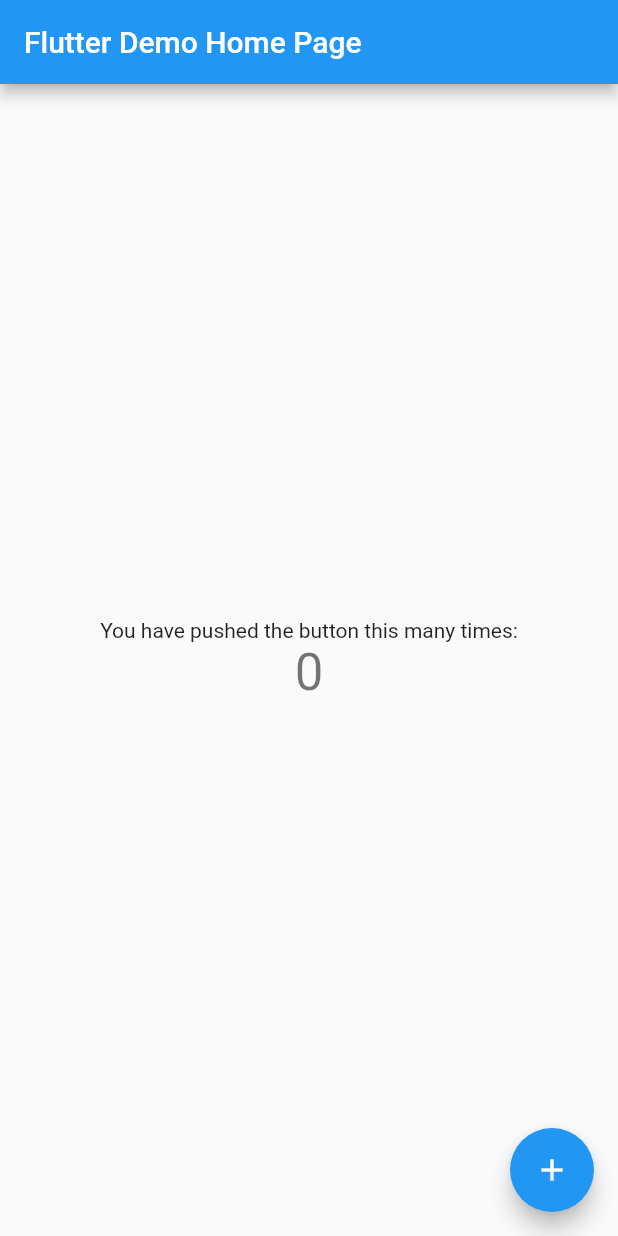
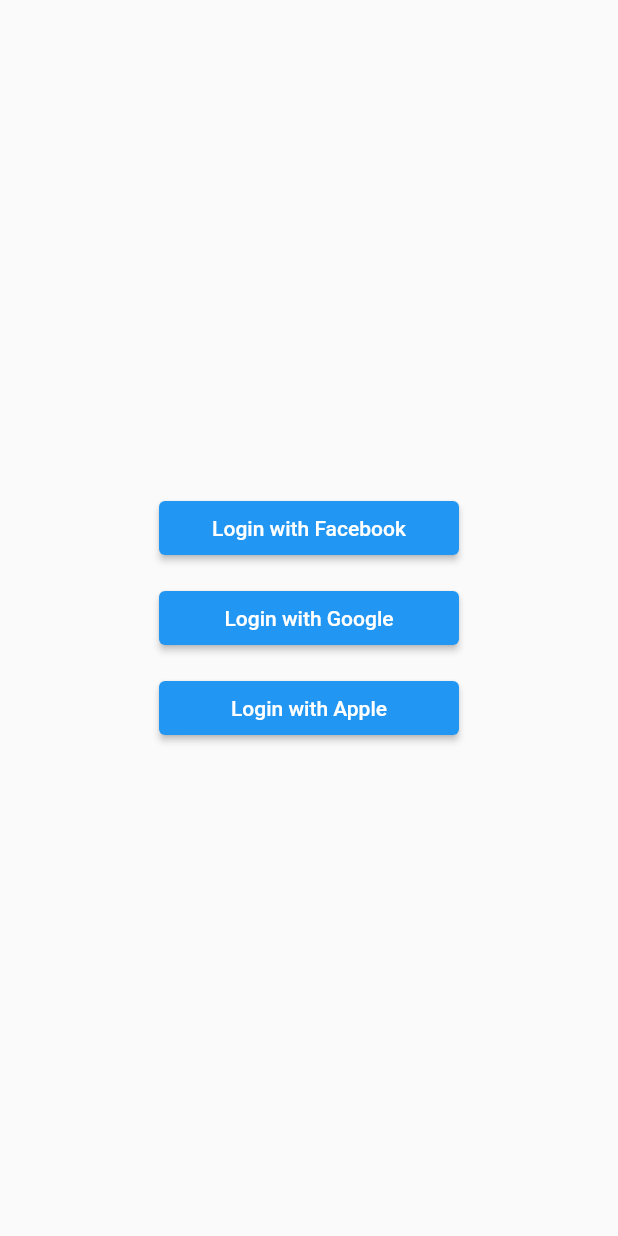
Before and after one commit to MarkoMajamaki/Authentication-Demo, a Flutter app: the screen it shows after launch, on a phone screen of 412 x 824 dp. Run offline on Flutter 3.47's test engine with Material 2 defaults, Android fonts, the phone set to English and light mode, and no system bars; our stand-ins replace flutter_dotenv.

Commit message:
Continue Facebook login

```diff
--- /dev/null
+++ b/frontend/lib/facebook/profile.dart
@@ -0,0 +1,33 @@
+class Profile {
+  final String id;
+  final String firstName;
+  final String lastName;
+  final String email;
+  final Picture picture;
+
+  Profile.fromMap(Map<String, dynamic> json)
+      : id = json['id'],
+        firstName = json["first_name"],
+        lastName = json["last_name"],
+        email = json["email"],
+        picture = Picture.fromMap(json["picture"]);
+}
+
+class Picture {
+  final Data data;
+  Picture.fromMap(Map<String, dynamic> json)
+      : data = Data.fromMap(json["data"]);
+}
+
+class Data {
+  final int height;
+  final int width;
+  final String url;
+  final bool isSilhouette;
+
+  Data.fromMap(Map<String, dynamic> json)
+      : height = json["height"],
+        width = json["width"],
+        url = json["url"],
+        isSilhouette = json["is_silhouette"];
+}
--- /dev/null
+++ b/frontend/lib/facebook/token.dart
@@ -0,0 +1,10 @@
+class Token {
+  final String access;
+  final String type;
+  final num expiresIn;
+
+  Token.fromMap(Map<String, dynamic> json)
+      : access = json['access_token'],
+        type = json['token_type'],
+        expiresIn = json['expires_in'];
+}
--- /dev/null
+++ b/frontend/lib/login_view.dart
@@ -0,0 +1,76 @@
+import 'package:flutter/material.dart';
+import 'package:flutter_dotenv/flutter_dotenv.dart';
+
+import 'package:frontend/facebook/profile.dart';
+import 'package:frontend/profile_view.dart';
+import 'facebook/facebook_login.dart';
+import 'facebook/token.dart';
+
+class LoginView extends StatefulWidget {
+  LoginView({Key? key}) : super(key: key);
+
+  @override
+  _LoginViewState createState() => _LoginViewState();
+}
+
+class _LoginViewState extends State<LoginView> {
+  @override
+  Widget build(BuildContext context) {
+    return Scaffold(
+      body: Center(
+        child: ConstrainedBox(
+          constraints: BoxConstraints(maxWidth: 200),
+          child: Column(
+            crossAxisAlignment: CrossAxisAlignment.stretch,
+            mainAxisAlignment: MainAxisAlignment.center,
+            children: [
+              ElevatedButton(
+                onPressed: _loginFacebook,
+                child: Text("Login with Facebook"),
+              ),
+              Padding(
+                padding: const EdgeInsets.symmetric(vertical: 12.0),
+                child: ElevatedButton(
+                  onPressed: _loginGoogle,
+                  child: Text("Login with Google"),
+                ),
+              ),
+              ElevatedButton(
+                onPressed: _loginApple,
+                child: Text("Login with Apple"),
+              ),
+            ],
+          ),
+        ),
+      ),
+    );
+  }
+
+  ///
+  /// Login with facebook
+  ///
+  void _loginFacebook() async {
+    FacebookLogin fb = FacebookLogin(
+      env["Facebook_AppId"]!,
+      env["Facebook_AppSecret"]!,
+    );
+
+    Token token = await fb.getToken();
+    Profile profile = await fb.getProfile(token);
+
+    Navigator.pushNamed(
+      context,
+      ProfileView.route,
+      arguments: ProfileViewArgs(
+        profile.firstName,
+        profile.lastName,
+        profile.email,
+        profile.picture.data.url,
+      ),
+    );
+  }
+
+  void _loginGoogle() {}
+
+  void _loginApple() {}
+}
--- a/frontend/lib/main.dart
+++ b/frontend/lib/main.dart
@@ -1,6 +1,10 @@
 import 'package:flutter/material.dart';
+import 'package:frontend/login_view.dart';
+import 'package:flutter_dotenv/flutter_dotenv.dart';
+import 'package:frontend/profile_view.dart';
 
-void main() {
+void main() async {
+  await load(fileName: ".env");
   runApp(MyApp());
 }
 
@@ -8,57 +12,12 @@
   @override
   Widget build(BuildContext context) {
     return MaterialApp(
-      title: 'Flutter Demo',
-      theme: ThemeData(
-        primarySwatch: Colors.blue,
-      ),
-      home: MyHomePage(title: 'Flutter Demo Home Page'),
+      routes: {
+        ProfileView.route: (context) => ProfileView(),
+      },
+      debugShowCheckedModeBanner: false,
+      title: 'Authentication-Demo',
+      home: LoginView(),
     );
   }
 }
-
-class MyHomePage extends StatefulWidget {
-  MyHomePage({Key? key, required this.title}) : super(key: key);
-  final String title;
-
-  @override
-  _MyHomePageState createState() => _MyHomePageState();
-}
-
-class _MyHomePageState extends State<MyHomePage> {
-  int _counter = 0;
-
-  void _incrementCounter() {
-    setState(() {
-      _counter++;
-    });
-  }
-
-  @override
-  Widget build(BuildContext context) {
-    return Scaffold(
-      appBar: AppBar(
-        title: Text(widget.title),
-      ),
-      body: Center(
-        child: Column(
-          mainAxisAlignment: MainAxisAlignment.center,
-          children: <Widget>[
-            Text(
-              'You have pushed the button this many times:',
-            ),
-            Text(
-              '$_counter',
-              style: Theme.of(context).textTheme.headline4,
-            ),
-          ],
-        ),
-      ),
-      floatingActionButton: FloatingActionButton(
-        onPressed: _incrementCounter,
-        tooltip: 'Increment',
-        child: Icon(Icons.add),
-      ),
-    );
-  }
-}
--- a/frontend/pubspec.yaml
+++ b/frontend/pubspec.yaml
@@ -12,6 +12,9 @@
   flutter:
     sdk: flutter
   cupertino_icons: ^1.0.2
+  url_launcher: ^6.0.3
+  http: ^0.13.3
+  flutter_dotenv: 4.0.0-nullsafety.1
 
 dev_dependencies:
   flutter_test:
@@ -19,3 +22,5 @@
 
 flutter:
   uses-material-design: true
+  assets:
+    - .env
```
Also changed, not shown: frontend/lib/facebook/facebook_login.dart (added, +74 -0 lines), frontend/lib/profile_view.dart (added, +64 -0 lines), frontend/pubspec.lock, 14 other files.
